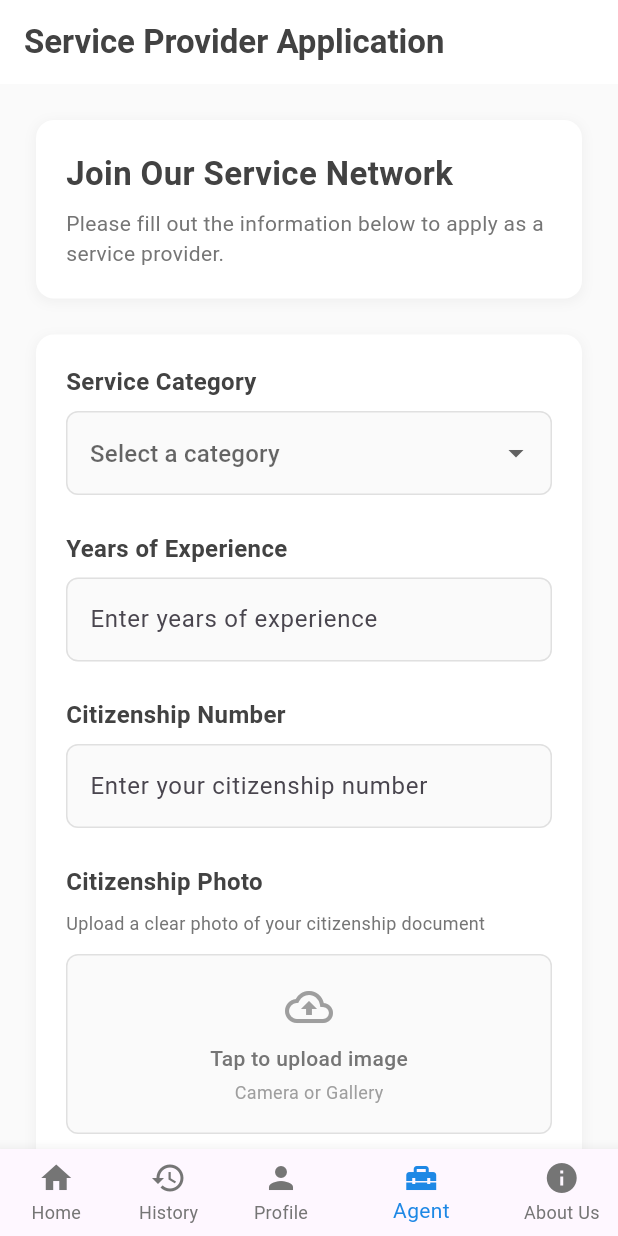
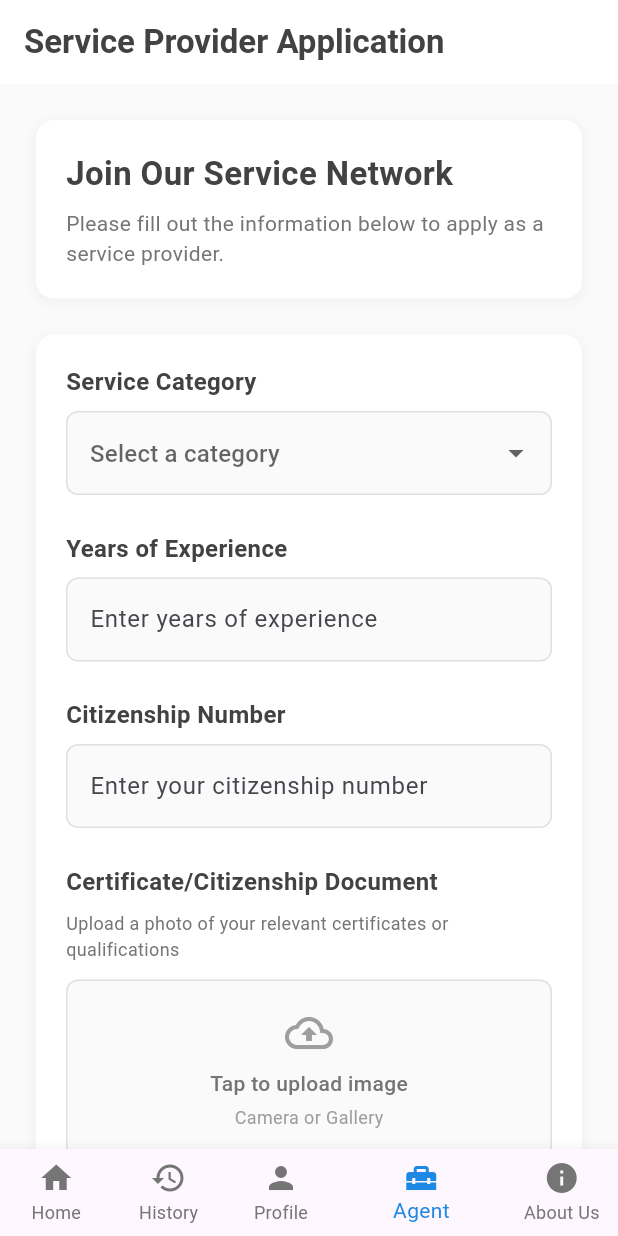
Before and after one commit to SudikshyaRimal/MajorProject, a Flutter app: the screen it shows after launch, item 4 of the bottom bar chosen, on a phone screen of 412 x 824 dp. Run offline on Flutter 3.47's test engine with Material 3 defaults, Android fonts, the phone set to English and light mode, and no system bars; our stand-ins replace dio, either_dart, flutter_riverpod, hive_flutter, image_picker; accounts and stored records are empty; network calls fail.

Commit message:
Provider

```diff
--- a/lib/feature/service_provider/service_provider_form.dart
+++ b/lib/feature/service_provider/service_provider_form.dart
@@ -19,6 +19,7 @@ class _ServiceProviderFormState extends State<ServiceProviderForm> {
   final Map<String, List<String>> _subCategories = {
     'Cleaning': [
       'House Cleaning',
+      'Sofa Cleaning',
       'Office Cleaning',
       'Carpet Cleaning',
       'Window Cleaning',
@@ -36,10 +37,15 @@ class _ServiceProviderFormState extends State<ServiceProviderForm> {
     'Plumbing': [
       'Pipe Repair',
       'Drain Cleaning',
-      'Fixture Installation',
-      'Water Heater Installation',
+      'Solar Fitting ',
+      'Shower Fitting'
+      'Water Tank Installation',
       'Leak Detection',
-      'Sewer Line Repair',
+      'Washing Machine Installation',
+      'Water Meter Installation',
+      'Bathtub Fitting',
+      'Water Filter Installation'
+      ,
     ],
   };
 
@@ -329,21 +335,21 @@ class _ServiceProviderFormState extends State<ServiceProviderForm> {
                     SizedBox(height: 24.0),
 
                     // Citizenship Photo
-                    ImagePickerWidget(
-                      title: 'Citizenship Photo',
-                      subtitle: 'Upload a clear photo of your citizenship document',
-                      onImageSelected: (File? image) {
-                        setState(() {
-                          _citizenshipPhoto = image;
-                        });
-                      },
-                      initialImage: _citizenshipPhoto,
-                    ),
-                    SizedBox(height: 24.0),
+                    // ImagePickerWidget(
+                    //   title: 'Citizenship Photo',
+                    //   subtitle: 'Upload a clear photo of your citizenship document',
+                    //   onImageSelected: (File? image) {
+                    //     setState(() {
+                    //       _citizenshipPhoto = image;
+                    //     });
+                    //   },
+                    //   initialImage: _citizenshipPhoto,
+                    // ),
+                    // SizedBox(height: 24.0),
 
                     // Certificate Photo
                     ImagePickerWidget(
-                      title: 'Certificate Photo',
+                      title: 'Certificate/Citizenship Document',
                       subtitle: 'Upload a photo of your relevant certificates or qualifications',
                       onImageSelected: (File? image) {
                         setState(() {
@@ -383,7 +389,7 @@ class _ServiceProviderFormState extends State<ServiceProviderForm> {
                         'subCategories': _selectedSubCategories,
                         'experience': _experience,
                         'citizenship': _citizenship,
-                        'citizenshipPhoto': _citizenshipPhoto?.path,
+                       // 'citizenshipPhoto': _citizenshipPhoto?.path,
                         'certificatePhoto': _certificatePhoto?.path,
                       });
 
```
